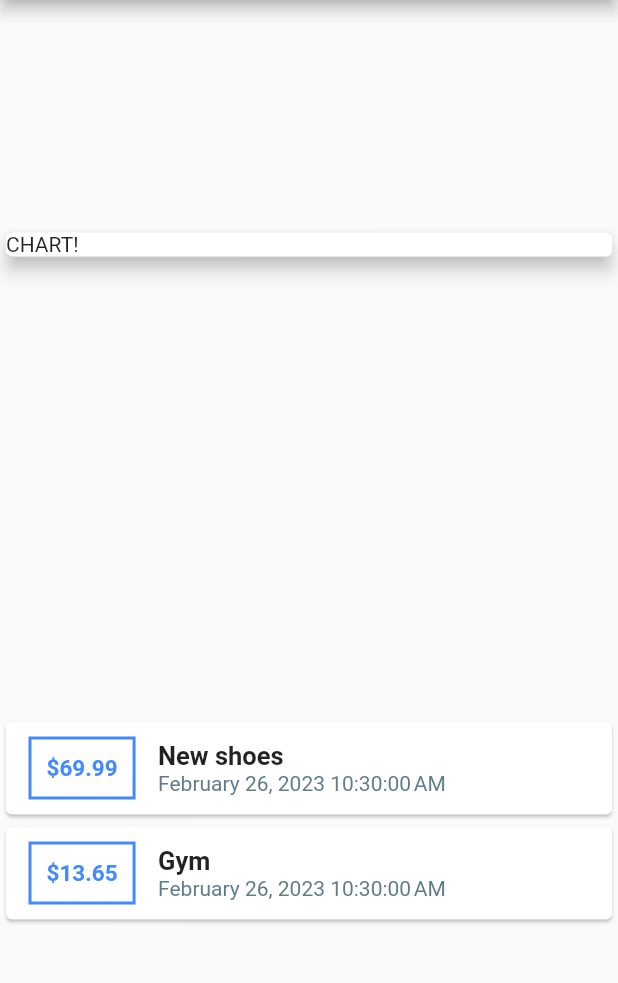
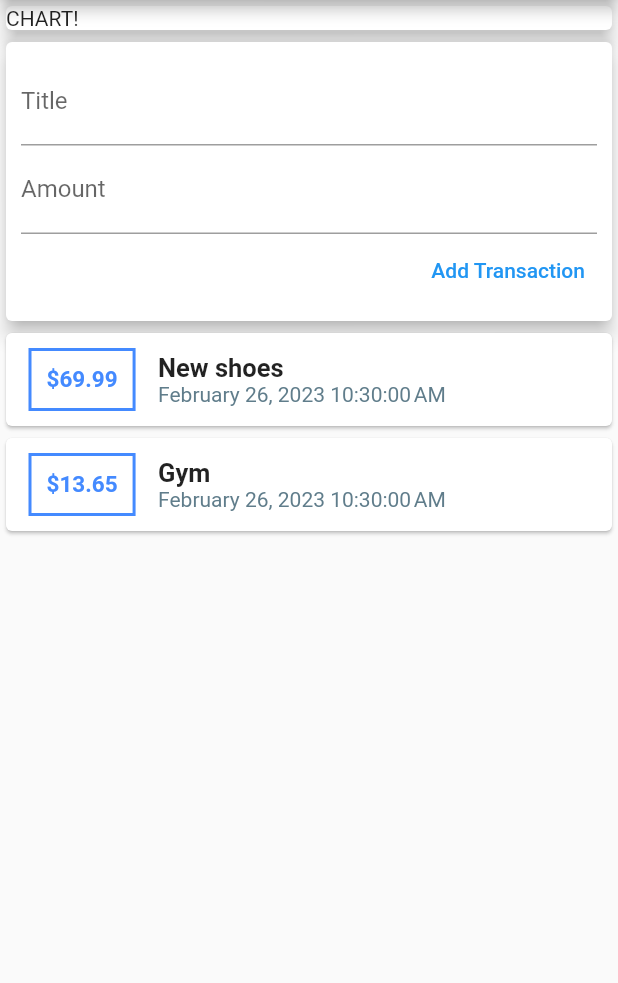
Before and after one commit to twertybog/personal_expenses_app, a Flutter app: the screen it shows after launch, on a phone screen of 412 x 824 dp, the part 84-1067 px from its top. Run offline on Flutter 3.47's test engine with Material 2 defaults, Android fonts, the light colour scheme and no system bars.

Commit message:
make it possible to add transactions

```diff
--- a/lib/main.dart
+++ b/lib/main.dart
@@ -1,7 +1,5 @@
 import 'package:flutter/material.dart';
-import 'package:intl/intl.dart';
-
-import 'transaction.dart';
+import 'package:personal_expenses_app/widgets/user_transaction.dart';
 
 void main() => runApp(const MyApp());
 
@@ -18,10 +16,8 @@ class MyApp extends StatelessWidget {
 }
 
 class _MyHomePage extends StatelessWidget {
-  final List<Transaction> transaction = [
-    Transaction("t1", "New shoes", 69.99, DateTime.now()),
-    Transaction("t2", "Gym", 13.65, DateTime.now())
-  ];
+  final titleController = TextEditingController();
+  final amountController = TextEditingController();
 
   @override
   Widget build(BuildContext context) {
@@ -30,7 +26,7 @@ class _MyHomePage extends StatelessWidget {
         title: const Text('Expenses'),
       ),
       body: Column(
-          mainAxisAlignment: MainAxisAlignment.spaceAround,
+        mainAxisAlignment: MainAxisAlignment.start,
         crossAxisAlignment: CrossAxisAlignment.stretch,
         children: <Widget>[
           const Card(
@@ -42,42 +38,9 @@ class _MyHomePage extends StatelessWidget {
               ),
             ),
           ),
-            Column(
-              children: transaction.map((tx) {
-                return Card(
-                    child: Row(
-                  children: <Widget>[
-                    Container(
-                        margin: const EdgeInsets.symmetric(
-                            vertical: 10, horizontal: 15),
-                        decoration: BoxDecoration(
-                            border:
-                                Border.all(color: Colors.blueAccent, width: 2)),
-                        padding: const EdgeInsets.all(10),
-                        child: Text(
-                          "\$${tx.amount}",
-                          style: const TextStyle(
-                              fontWeight: FontWeight.bold,
-                              fontSize: 15,
-                              color: Colors.blueAccent),
-                        )),
-                    Column(
-                      crossAxisAlignment: CrossAxisAlignment.start,
-                      children: <Widget>[
-                        Text(tx.title,
-                            style: const TextStyle(
-                                fontSize: 17, fontWeight: FontWeight.bold)),
-                        Text(
-                          DateFormat().format(tx.date),
-                          style: const TextStyle(color: Colors.blueGrey),
-                        )
+          UserTransaction(),
         ],
-                    )
-                  ],
-                ));
-              }).toList(),
-            )
-          ],
-        ));
+      ),
+    );
   }
 }
--- /dev/null
+++ b/lib/widgets/new_transaction.dart
@@ -0,0 +1,38 @@
+import 'package:flutter/material.dart';
+
+class NewTransaction extends StatelessWidget {
+  final titleController = TextEditingController();
+  final amountController = TextEditingController();
+  final Function addTransaction;
+
+  NewTransaction(this.addTransaction);
+
+  @override
+  Widget build(BuildContext context) {
+    return Card(
+      elevation: 5,
+      child: Container(
+        padding: const EdgeInsets.all(10),
+        child: Column(
+          crossAxisAlignment: CrossAxisAlignment.end,
+          children: <Widget>[
+            TextField(
+              decoration: const InputDecoration(labelText: "Title"),
+              controller: titleController,
+            ),
+            TextField(
+              decoration: const InputDecoration(labelText: "Amount"),
+              controller: amountController,
+            ),
+            TextButton(
+                onPressed: () {
+                  addTransaction(titleController.text,
+                      double.tryParse(amountController.text));
+                },
+                child: const Text("Add Transaction"))
+          ],
+        ),
+      ),
+    );
+  }
+}
--- /dev/null
+++ b/lib/widgets/transaction_list.dart
@@ -0,0 +1,52 @@
+import 'package:flutter/material.dart';
+import 'package:intl/intl.dart';
+
+import '../models/transaction.dart';
+
+class TransactionList extends StatelessWidget {
+  final List<Transaction> transactions;
+
+  TransactionList(this.transactions);
+
+  @override
+  Widget build(BuildContext context) {
+    return Container(
+      height: 300,
+      child: ListView.builder(
+        itemBuilder: (ctx, index) {
+          return Card(
+              child: Row(
+            children: <Widget>[
+              Container(
+                  margin:
+                      const EdgeInsets.symmetric(vertical: 10, horizontal: 15),
+                  decoration: BoxDecoration(
+                      border: Border.all(color: Colors.blueAccent, width: 2)),
+                  padding: const EdgeInsets.all(10),
+                  child: Text(
+                    "\$${transactions[index].amount}",
+                    style: const TextStyle(
+                        fontWeight: FontWeight.bold,
+                        fontSize: 15,
+                        color: Colors.blueAccent),
+                  )),
+              Column(
+                crossAxisAlignment: CrossAxisAlignment.start,
+                children: <Widget>[
+                  Text(transactions[index].title,
+                      style: const TextStyle(
+                          fontSize: 17, fontWeight: FontWeight.bold)),
+                  Text(
+                    DateFormat().format(transactions[index].date),
+                    style: const TextStyle(color: Colors.blueGrey),
+                  )
+                ],
+              )
+            ],
+          ));
+        },
+        itemCount: transactions.length,
+      ),
+    );
+  }
+}
--- /dev/null
+++ b/lib/widgets/user_transaction.dart
@@ -0,0 +1,33 @@
+import 'package:flutter/widgets.dart';
+
+import 'package:personal_expenses_app/widgets/new_transaction.dart';
+import 'package:personal_expenses_app/widgets/transaction_list.dart';
+import '../models/transaction.dart';
+
+class UserTransaction extends StatefulWidget {
+  _UserTransactionState createState() => _UserTransactionState();
+}
+
+class _UserTransactionState extends State<UserTransaction> {
+  final List<Transaction> _userTransaction = [
+    Transaction("t1", "New shoes", 69.99, DateTime.now()),
+    Transaction("t2", "Gym", 13.65, DateTime.now())
+  ];
+
+  void _addNewTransaction(String txTitle, double txAmount) {
+    final newTx = Transaction(
+        DateTime.now().toString(), txTitle, txAmount, DateTime.now());
+    setState(() {
+      _userTransaction.add(newTx);
+    });
+  }
+
+  Widget build(BuildContext context) {
+    return Column(
+      children: <Widget>[
+        NewTransaction(_addNewTransaction),
+        TransactionList(_userTransaction)
+      ],
+    );
+  }
+}
```
Also changed, not shown: lib/models/transaction.dart (renamed from lib/transaction.dart). Lines whose indentation alone changed are shown as unchanged.
